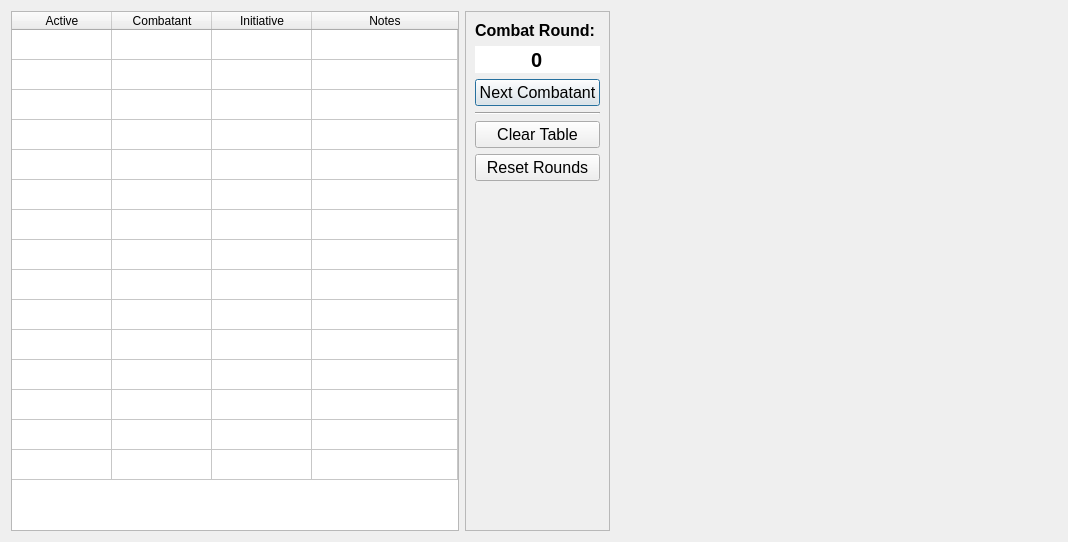
Before: the Qt Designer form tools/combattracker.ui in PhilInTheGaps/GM-Companion, drawn with Qt 5.
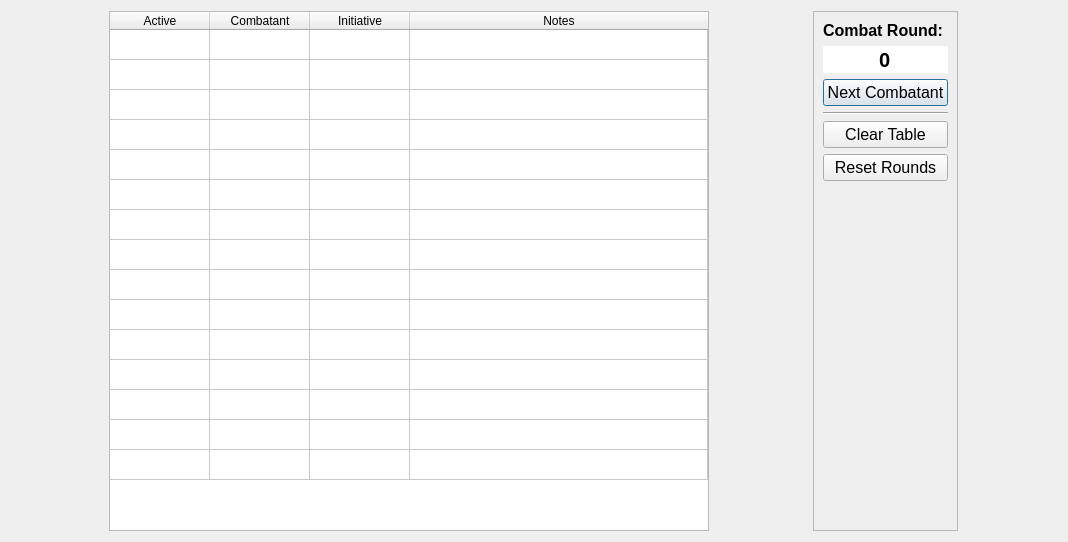
After: the same form once the commit is applied.

Commit message: Added DiceTool next to CombatTracker

Diff of the .ui file:
```diff
--- a/tools/combattracker.ui
+++ b/tools/combattracker.ui
@@ -471,19 +471,6 @@
      </layout>
     </widget>
    </item>
-   <item>
-    <spacer name="horizontalSpacer">
-     <property name="orientation">
-      <enum>Qt::Horizontal</enum>
-     </property>
-     <property name="sizeHint" stdset="0">
-      <size>
-       <width>5</width>
-       <height>10</height>
-      </size>
-     </property>
-    </spacer>
-   </item>
   </layout>
  </widget>
  <resources/>
```
The commit also changes 1 other file.
